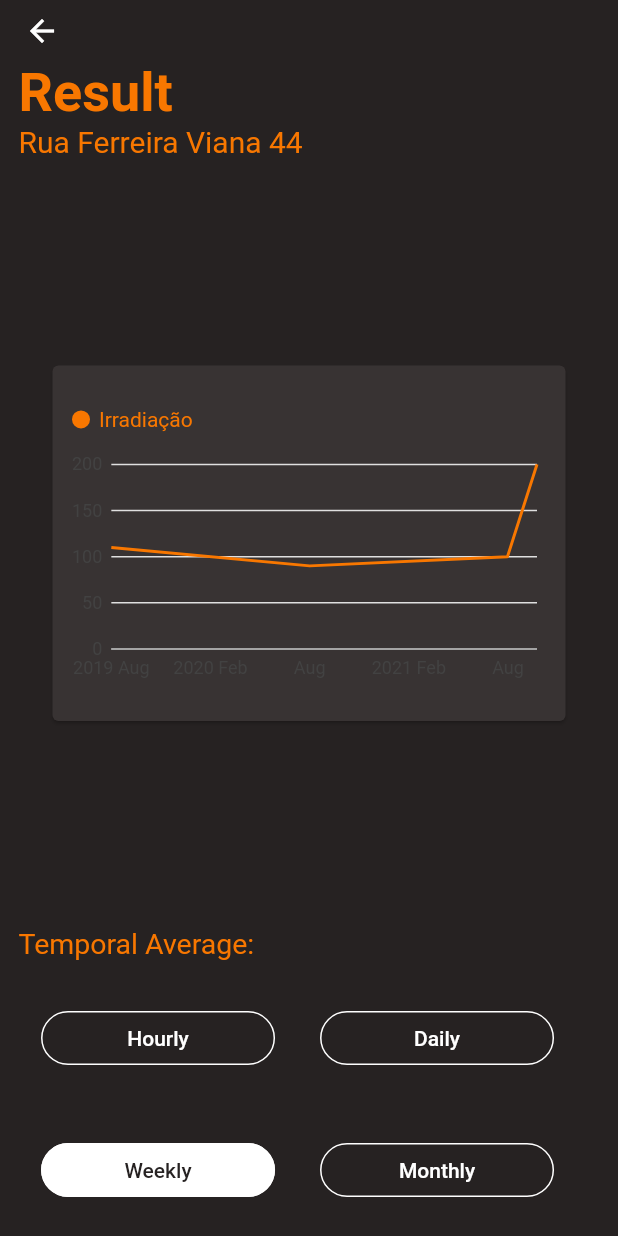
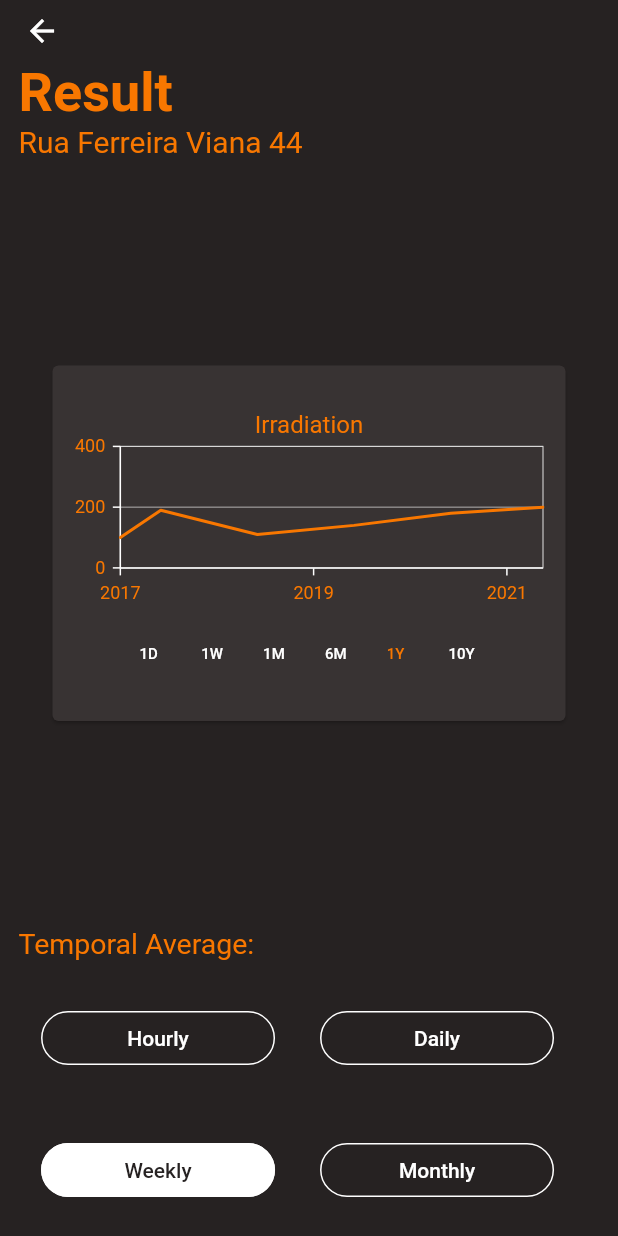
Before and after one commit to jg-moren/SunBox, a Flutter app: the screen it shows after launch, after a tap on "New search", on a phone screen of 412 x 824 dp. Run offline on Flutter 3.47's test engine with Material 2 defaults, Android fonts, the phone set to English and light mode, and no system bars; our stand-ins replace google_maps_flutter, syncfusion_flutter_charts; Roboto replaces fonts that are missing (Quicksand, TitilliumWeb).

Commit message:
Quase pronto

```diff
--- a/lib/model/ponto_grafico.dart
+++ b/lib/model/ponto_grafico.dart
@@ -1,5 +1,5 @@
 import 'dart:core';
-import 'package:charts_flutter/flutter.dart' as charts;
+import 'package:syncfusion_flutter_charts/charts.dart';
 import 'package:sunbox/prefabs/estilo.dart';
 
 class PontoGraficoIrradiacao {
@@ -10,13 +10,12 @@ class PontoGraficoIrradiacao {
 }
 
 extension ListaGraficoExtensao on List<PontoGraficoIrradiacao> {
-  charts.Series<PontoGraficoIrradiacao, DateTime> toSeries() {
-    return charts.Series(
-      id: "Irradiação",
-      domainFn: (ponto, _) => ponto.tempo,
-      measureFn: (ponto, _) => ponto.valor,
-      data: this,
-      seriesColor: Estilo.corSecundariaCharts,
+  FastLineSeries<PontoGraficoIrradiacao, DateTime> toSeries() {
+    return FastLineSeries(
+      yValueMapper: (ponto, _) => ponto.valor,
+      xValueMapper: (ponto, _) => ponto.tempo,
+      dataSource: this,
+      color: Estilo.corSecundaria,
     );
   }
 }
--- a/lib/pages/result.dart
+++ b/lib/pages/result.dart
@@ -1,9 +1,10 @@
 import 'package:flutter/cupertino.dart';
 import 'package:flutter/material.dart';
 import 'package:http/http.dart' as http;
-import 'package:charts_flutter/flutter.dart' as charts;
+import 'package:syncfusion_flutter_charts/charts.dart';
 import 'package:sunbox/prefabs/estilo.dart';
 import 'package:sunbox/model/ponto_grafico.dart';
+import 'package:intl/intl.dart';
 
 class Result extends StatefulWidget {
   final double latitude, longitude;
@@ -24,17 +25,23 @@ class _ResultState extends State<Result> {
   _ResultState() : super();
 
   Widget botaoPeriodo(int id, Periodo valor) {
-    return TextButton(
+    return Container(
+      //margin: EdgeInsets.symmetric(vertical: 5, horizontal: 5),
+      child: TextButton(
         onPressed: () => setState(() {
           indexBotaoPeriodo = id;
           periodo = valor;
         }),
+        child: SizedBox(
+          width: 20,
           child: Text(
             valor.nome,
             style: TextStyle(
               color: id == indexBotaoPeriodo ? Estilo.corSecundaria : Estilo.corTerciaria,
               fontFamily: Estilo.fonteBotao,
-          fontSize: 16,
+              fontSize: 10,
+            ),
+          ),
         ),
       ),
     );
@@ -115,29 +122,56 @@ class _ResultState extends State<Result> {
                   child: Container(
                     margin: EdgeInsets.symmetric(horizontal: 5, vertical: 20),
                     child: Column(children: [
-                      Expanded(
-                        child: charts.TimeSeriesChart(
-                          [
+                      Flexible(
+                        child: SfCartesianChart(
+                          primaryXAxis: DateTimeAxis(
+                            majorGridLines: const MajorGridLines(width: 0),
+                            majorTickLines: const MajorTickLines(color: Estilo.corTerciaria),
+                            axisLine: const AxisLine(color: Estilo.corTerciaria),
+                            labelStyle: const TextStyle(color: Estilo.corSecundaria),
+                          ),
+                          primaryYAxis: NumericAxis(
+                            axisLine: const AxisLine(color: Estilo.corTerciaria),
+                            majorTickLines: const MajorTickLines(color: Estilo.corTerciaria),
+                            majorGridLines: const MajorGridLines(width: 0.5),
+                            labelStyle: const TextStyle(color: Estilo.corSecundaria),
+                          ),
+                          series: [
                             [
                               PontoGraficoIrradiacao(DateTime.now(), 200),
-                              PontoGraficoIrradiacao(DateTime(2020, 20, 10), 100),
-                              PontoGraficoIrradiacao(DateTime(2019, 20, 10), 90),
-                              PontoGraficoIrradiacao(DateTime(2018, 20, 10), 110),
-                            ].toSeries(),
+                              PontoGraficoIrradiacao(DateTime(2020, 10, 20), 180),
+                              PontoGraficoIrradiacao(DateTime(2019, 10, 20), 140),
+                              PontoGraficoIrradiacao(DateTime(2018, 10, 20), 110),
+                              PontoGraficoIrradiacao(DateTime(2017, 10, 20), 190),
+                              PontoGraficoIrradiacao(DateTime(2017, 5, 20), 100),
+                            ].toSeries()
                           ],
-                          behaviors: [
-                            charts.SeriesLegend(
-                              showMeasures: true,
-                              entryTextStyle: charts.TextStyleSpec(
-                                color: Estilo.corSecundariaCharts,
-                                fontFamily: Estilo.fonteBotao,
+                          title: ChartTitle(
+                            text: "Irradiation",
+                            textStyle: TextStyle(
+                              fontFamily: Estilo.fonteTexto,
+                              fontSize: 16,
+                              color: Estilo.corSecundaria,
                             ),
                           ),
-                            //charts.ChartBehavior()
+                        ),
+                      ),
+                      SizedBox(
+                        width: MediaQuery.of(context).size.width * 0.6,
+                        child: Row(
+                          mainAxisSize: MainAxisSize.min,
+                          mainAxisAlignment: MainAxisAlignment.center,
+                          crossAxisAlignment: CrossAxisAlignment.center,
+                          children: [
+                            Flexible(child: botaoPeriodo(0, Periodo.dia1)),
+                            Flexible(child: botaoPeriodo(1, Periodo.semana1)),
+                            Flexible(child: botaoPeriodo(2, Periodo.mes1)),
+                            Flexible(child: botaoPeriodo(3, Periodo.mes6)),
+                            Flexible(child: botaoPeriodo(4, Periodo.ano1)),
+                            Flexible(child: botaoPeriodo(5, Periodo.ano10)),
                           ],
                         ),
                       ),
-                      Row(children: []),
                     ]),
                   ),
                 ),
--- a/lib/prefabs/estilo.dart
+++ b/lib/prefabs/estilo.dart
@@ -1,11 +1,9 @@
 import 'package:flutter/material.dart';
-import 'package:charts_flutter/flutter.dart' as charts;
 
 class Estilo {
   //cria a classe estilo, essa usado no codigo inteiro, para fontes e cores do aplicativo
   static const corPrimaria = MaterialColor(0xff262222,{} );
   static const corSecundaria = MaterialColor(0xfff87700,{} );
-  static final corSecundariaCharts = charts.ColorUtil.fromDartColor(corSecundaria);
   static const corTerciaria = Colors.white;
   static const corDesativado = MaterialColor(0xff000000,{
     50: Color.fromRGBO(0,0, 0, .1),
```
Also changed, not shown: pubspec.yaml (+2 -5 lines), pubspec.lock. Lines whose indentation alone changed are shown as unchanged.
